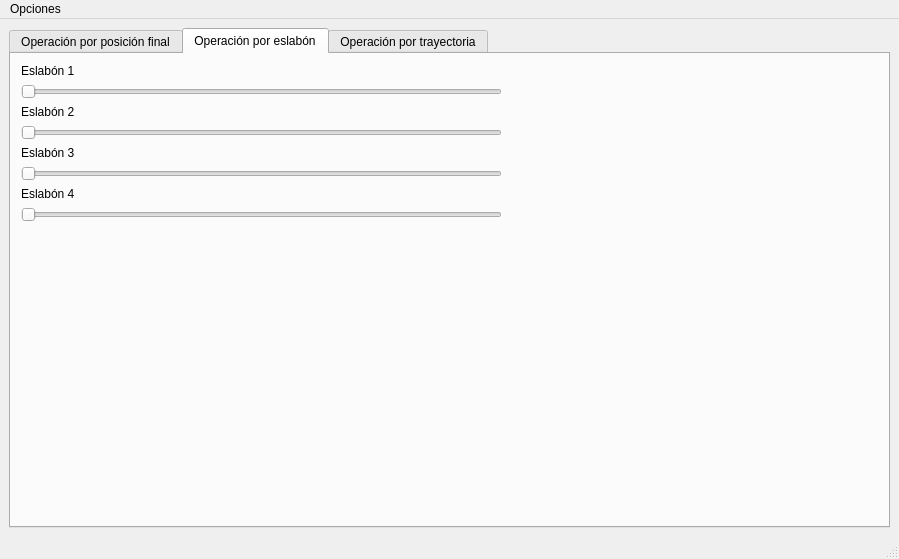
Old version of the form TT_RAA/mainwindow.ui in the repository SrgtPepper/TT_RAA.
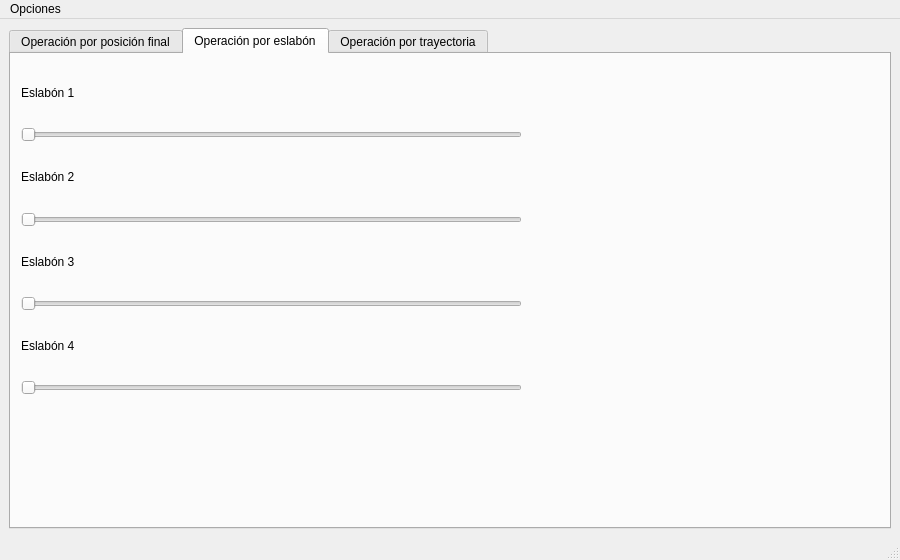
New version of the form. The open tabs and pages were chosen to show the change.

The edit to the form file:
```diff
--- a/TT_RAA/mainwindow.ui
+++ b/TT_RAA/mainwindow.ui
@@ -6,8 +6,8 @@
    <rect>
     <x>0</x>
     <y>0</y>
-    <width>899</width>
-    <height>559</height>
+    <width>900</width>
+    <height>560</height>
    </rect>
   </property>
   <property name="sizePolicy">
@@ -133,70 +133,70 @@
          <rect>
           <x>10</x>
           <y>10</y>
-          <width>481</width>
-          <height>251</height>
+          <width>501</width>
+          <height>331</height>
          </rect>
         </property>
-        <layout class="QFormLayout" name="formLayout">
-         <item row="0" column="0">
+        <layout class="QVBoxLayout" name="verticalLayout">
+         <item>
           <widget class="QLabel" name="label">
            <property name="text">
             <string>Eslabón 1</string>
            </property>
           </widget>
          </item>
-         <item row="2" column="0">
+         <item>
+          <widget class="QSlider" name="horizontalSlider">
+           <property name="styleSheet">
+            <string notr="true"/>
+           </property>
+           <property name="orientation">
+            <enum>Qt::Horizontal</enum>
+           </property>
+          </widget>
+         </item>
+         <item>
           <widget class="QLabel" name="label_3">
            <property name="text">
             <string>Eslabón 2</string>
            </property>
           </widget>
          </item>
-         <item row="4" column="0">
+         <item>
+          <widget class="QSlider" name="horizontalSlider_2">
+           <property name="orientation">
+            <enum>Qt::Horizontal</enum>
+           </property>
+          </widget>
+         </item>
+         <item>
           <widget class="QLabel" name="label_2">
            <property name="text">
             <string>Eslabón 3</string>
            </property>
           </widget>
          </item>
-         <item row="6" column="0">
+         <item>
+          <widget class="QSlider" name="horizontalSlider_3">
+           <property name="orientation">
+            <enum>Qt::Horizontal</enum>
+           </property>
+          </widget>
+         </item>
+         <item>
           <widget class="QLabel" name="label_4">
            <property name="text">
             <string>Eslabón 4</string>
            </property>
           </widget>
          </item>
-         <item row="5" column="0" colspan="2">
-          <widget class="QSlider" name="horizontalSlider_3">
-           <property name="orientation">
-            <enum>Qt::Horizontal</enum>
-           </property>
-          </widget>
-         </item>
-         <item row="7" column="0" colspan="2">
+         <item>
           <widget class="QSlider" name="horizontalSlider_4">
            <property name="orientation">
             <enum>Qt::Horizontal</enum>
            </property>
           </widget>
          </item>
-         <item row="3" column="0" colspan="2">
-          <widget class="QSlider" name="horizontalSlider_2">
-           <property name="orientation">
-            <enum>Qt::Horizontal</enum>
-           </property>
-          </widget>
-         </item>
-         <item row="1" column="0" colspan="2">
-          <widget class="QSlider" name="horizontalSlider">
-           <property name="styleSheet">
-            <string notr="true"/>
-           </property>
-           <property name="orientation">
-            <enum>Qt::Horizontal</enum>
-           </property>
-          </widget>
-         </item>
         </layout>
        </widget>
       </widget>
@@ -279,7 +279,7 @@
     <rect>
      <x>0</x>
      <y>0</y>
-     <width>899</width>
+     <width>900</width>
      <height>23</height>
     </rect>
    </property>
```
Left out of the diff: 11 changed lines with no effect on the pictures.
